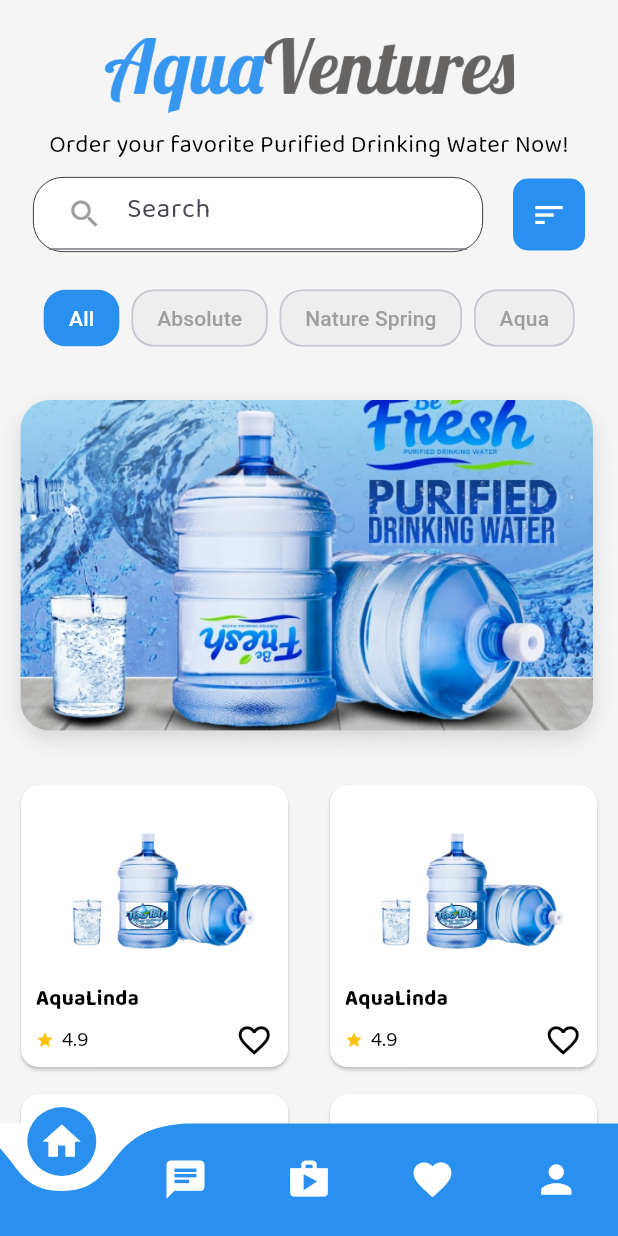
After one commit to lansoyyy/aquaventures, a Flutter app: the HomeScreen screen opened directly, on a phone screen of 412 x 824 dp. The commit adds this screen. Run offline on Flutter 3.47's test engine with Material 3 defaults, Android fonts, the phone set to English and light mode, and no system bars; drawn by our look-alikes of curved_navigation_bar; our stand-ins replace fluttertoast.

Commit message:
added initial home screen ui

```diff
--- a/lib/screens/home_screen.dart
+++ b/lib/screens/home_screen.dart
@@ -1,10 +1,72 @@
+import 'package:aquaventures/screens/tabs/home_tab.dart';
+import 'package:aquaventures/utils/colors.dart';
+import 'package:curved_navigation_bar/curved_navigation_bar.dart';
 import 'package:flutter/material.dart';
 
-class HomeScreen extends StatelessWidget {
+class HomeScreen extends StatefulWidget {
   const HomeScreen({super.key});
 
   @override
+  State<HomeScreen> createState() => _HomeScreenState();
+}
+
+class _HomeScreenState extends State<HomeScreen> {
+  //State class
+  int _page = 0;
+
+  final GlobalKey<CurvedNavigationBarState> _bottomNavigationKey = GlobalKey();
+
+  List tabs = [
+    const HomeTab(),
+    const SizedBox(),
+    const SizedBox(),
+    const SizedBox(),
+    const SizedBox(),
+  ];
+
+  @override
   Widget build(BuildContext context) {
-    return const Scaffold();
+    return Scaffold(
+      backgroundColor: Colors.grey[100],
+      bottomNavigationBar: CurvedNavigationBar(
+        key: _bottomNavigationKey,
+        backgroundColor: Colors.white,
+        buttonBackgroundColor: primary,
+        color: primary,
+        items: const <Widget>[
+          Icon(
+            Icons.home,
+            size: 30,
+            color: Colors.white,
+          ),
+          Icon(
+            Icons.chat,
+            size: 30,
+            color: Colors.white,
+          ),
+          Icon(
+            Icons.shop,
+            size: 30,
+            color: Colors.white,
+          ),
+          Icon(
+            Icons.favorite,
+            size: 30,
+            color: Colors.white,
+          ),
+          Icon(
+            Icons.person,
+            size: 30,
+            color: Colors.white,
+          ),
+        ],
+        onTap: (index) {
+          setState(() {
+            _page = index;
+          });
+        },
+      ),
+      body: SafeArea(child: tabs[_page]),
+    );
   }
 }
--- /dev/null
+++ b/lib/screens/tabs/home_tab.dart
@@ -0,0 +1,220 @@
+import 'package:aquaventures/utils/colors.dart';
+import 'package:aquaventures/widgets/text_widget.dart';
+import 'package:flutter/material.dart';
+
+class HomeTab extends StatefulWidget {
+  const HomeTab({super.key});
+
+  @override
+  State<HomeTab> createState() => _HomeTabState();
+}
+
+class _HomeTabState extends State<HomeTab> {
+  final searchController = TextEditingController();
+  String nameSearched = '';
+
+  int selectedIndex = 0;
+
+  final List<String> filters = ['All', 'Absolute', 'Nature Spring', 'Aqua'];
+
+  @override
+  Widget build(BuildContext context) {
+    return Center(
+      child: SingleChildScrollView(
+        child: Column(
+          crossAxisAlignment: CrossAxisAlignment.center,
+          children: [
+            const SizedBox(
+              height: 25,
+            ),
+            Image.asset(
+              'assets/images/AquaVentures.png',
+              height: 50,
+            ),
+            const SizedBox(
+              height: 10,
+            ),
+            TextWidget(
+              text: 'Order your favorite Purified Drinking Water Now!',
+              fontSize: 16,
+              color: Colors.black,
+            ),
+            Padding(
+              padding: const EdgeInsets.fromLTRB(0, 10, 0, 20),
+              child: Row(
+                mainAxisAlignment: MainAxisAlignment.center,
+                children: [
+                  Container(
+                    height: 50,
+                    width: 300,
+                    decoration: BoxDecoration(
+                        color: Colors.white,
+                        border: Border.all(
+                          color: Colors.black,
+                          width: 0.5,
+                        ),
+                        borderRadius: BorderRadius.circular(20)),
+                    child: Padding(
+                      padding: const EdgeInsets.only(left: 10, right: 10),
+                      child: TextFormField(
+                        style: const TextStyle(
+                            color: Colors.black,
+                            fontFamily: 'Regular',
+                            fontSize: 14),
+                        onChanged: (value) {
+                          setState(() {
+                            nameSearched = value;
+                          });
+                        },
+                        decoration: const InputDecoration(
+                            labelStyle: TextStyle(
+                              color: Colors.black,
+                            ),
+                            hintText: 'Search',
+                            hintStyle:
+                                TextStyle(fontFamily: 'Regular', fontSize: 18),
+                            prefixIcon: Icon(
+                              Icons.search,
+                              color: Colors.grey,
+                            )),
+                        controller: searchController,
+                      ),
+                    ),
+                  ),
+                  const SizedBox(
+                    width: 20,
+                  ),
+                  Container(
+                    decoration: BoxDecoration(
+                      color: primary,
+                      borderRadius: BorderRadius.circular(10),
+                    ),
+                    child: IconButton(
+                      onPressed: () {},
+                      icon: const Icon(
+                        Icons.sort,
+                        color: Colors.white,
+                      ),
+                    ),
+                  ),
+                ],
+              ),
+            ),
+            Row(
+              mainAxisAlignment: MainAxisAlignment.center,
+              children: filters.asMap().entries.map((entry) {
+                int index = entry.key;
+                String filter = entry.value;
+                bool isSelected = index == selectedIndex;
+
+                return Padding(
+                  padding: const EdgeInsets.symmetric(horizontal: 4.0),
+                  child: ChoiceChip(
+                    showCheckmark: false,
+                    label: Text(
+                      filter,
+                      style: TextStyle(
+                        color: isSelected ? Colors.white : Colors.grey,
+                      ),
+                    ),
+                    selected: isSelected,
+                    selectedColor: const Color(0xff2A90EF),
+                    backgroundColor: Colors.grey.shade200,
+                    shape: RoundedRectangleBorder(
+                      borderRadius: BorderRadius.circular(15.0),
+                    ),
+                    onSelected: (bool selected) {
+                      setState(() {
+                        selectedIndex = selected ? index : 0;
+                      });
+                    },
+                  ),
+                );
+              }).toList(),
+            ),
+            const SizedBox(
+              height: 20,
+            ),
+            Image.asset(
+              'assets/images/Rectangle 58.png',
+            ),
+            const SizedBox(
+              height: 10,
+            ),
+            SizedBox(
+              width: double.infinity,
+              height: 300,
+              child: GridView.builder(
+                gridDelegate: const SliverGridDelegateWithFixedCrossAxisCount(
+                    crossAxisCount: 2),
+                itemBuilder: (context, index) {
+                  return Padding(
+                    padding:
+                        const EdgeInsets.only(left: 10, right: 10, bottom: 10),
+                    child: Card(
+                      color: Colors.white,
+                      child: Padding(
+                        padding: const EdgeInsets.only(left: 10, right: 10),
+                        child: Column(
+                          mainAxisAlignment: MainAxisAlignment.center,
+                          crossAxisAlignment: CrossAxisAlignment.start,
+                          children: [
+                            Center(
+                              child: Image.asset(
+                                'assets/images/Web_Photo_Editor 1.png',
+                                width: 150,
+                              ),
+                            ),
+                            const SizedBox(
+                              height: 5,
+                            ),
+                            TextWidget(
+                              text: 'AquaLinda',
+                              fontSize: 14,
+                              color: Colors.black,
+                              fontFamily: 'Bold',
+                            ),
+                            const SizedBox(
+                              height: 5,
+                            ),
+                            Row(
+                              mainAxisAlignment: MainAxisAlignment.spaceBetween,
+                              children: [
+                                Row(
+                                  children: [
+                                    const Icon(
+                                      Icons.star,
+                                      color: Colors.amber,
+                                      size: 12,
+                                    ),
+                                    const SizedBox(
+                                      width: 5,
+                                    ),
+                                    TextWidget(
+                                      text: '4.9',
+                                      fontSize: 14,
+                                      color: Colors.black,
+                                    ),
+                                  ],
+                                ),
+                                const Icon(
+                                  Icons.favorite_border,
+                                  color: Colors.black,
+                                  size: 25,
+                                ),
+                              ],
+                            ),
+                          ],
+                        ),
+                      ),
+                    ),
+                  );
+                },
+              ),
+            )
+          ],
+        ),
+      ),
+    );
+  }
+}
--- a/lib/utils/colors.dart
+++ b/lib/utils/colors.dart
@@ -2,7 +2,7 @@
 
 import 'package:flutter/material.dart';
 
-const primary = Color(0xff3ABEF9);
+const primary = Color(0xff2A90EF);
 
 var secondary = const Color(0xffA7E6FF);
 
--- a/pubspec.yaml
+++ b/pubspec.yaml
@@ -37,6 +37,7 @@
   cupertino_icons: ^1.0.6
   fluttertoast:
   intl:
+  curved_navigation_bar:
 
 dev_dependencies:
   flutter_test:
```
Also changed, not shown: assets/images/Rectangle 58.png (added), assets/images/Web_Photo_Editor 1.png (added), pubspec.lock.
